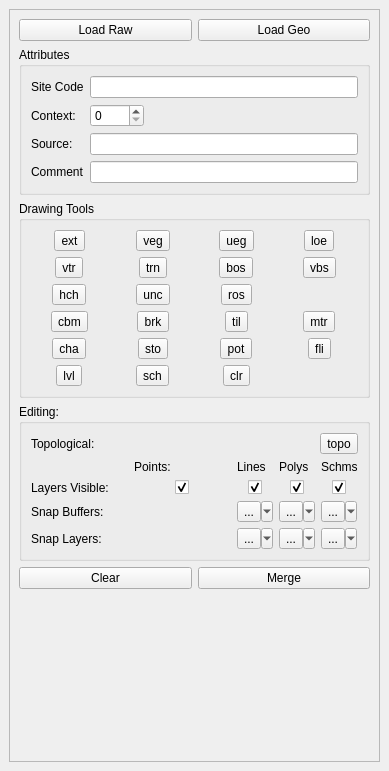
lparchaeology/ArkPlan, file plan/plan_dock_base.ui: the form before one commit.
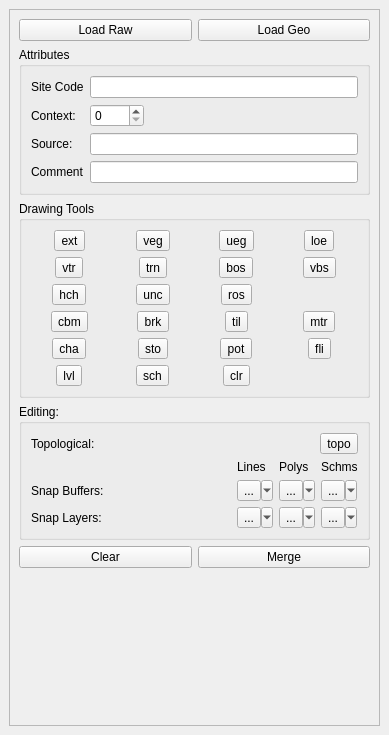
The form after the commit. Custom widgets are drawn as their Qt base class.

Commit message: Move layer switches from Plan Dock to Filter Dock

Patch:
```diff
--- a/plan/plan_dock_base.ui
+++ b/plan/plan_dock_base.ui
@@ -7,7 +7,7 @@
     <x>0</x>
     <y>0</y>
     <width>389</width>
-    <height>771</height>
+    <height>735</height>
    </rect>
   </property>
   <property name="sizePolicy">
@@ -19,7 +19,7 @@
   <property name="windowTitle">
    <string>ArkPlan</string>
   </property>
-  <widget class="QWidget" name="dockWidgetContents">
+  <widget class="QWidget" name="PlanDockContents">
    <layout class="QVBoxLayout" name="verticalLayout_4">
     <item>
      <widget class="QScrollArea" name="scrollArea">
@@ -41,7 +41,7 @@
          <x>0</x>
          <y>0</y>
          <width>363</width>
-         <height>719</height>
+         <height>683</height>
         </rect>
        </property>
        <layout class="QVBoxLayout" name="verticalLayout">
@@ -530,28 +530,60 @@
            </item>
            <item>
             <layout class="QGridLayout" name="gridLayout_3">
-             <item row="3" column="0">
-              <widget class="QLabel" name="label_2">
+             <item row="2" column="1">
+              <widget class="SnappingToolButton" name="m_snapLinesLayerTool">
                <property name="text">
-                <string>Snap Layers:</string>
+                <string>...</string>
                </property>
+               <property name="checkable">
+                <bool>true</bool>
+               </property>
+               <property name="popupMode">
+                <enum>QToolButton::MenuButtonPopup</enum>
+               </property>
               </widget>
              </item>
-             <item row="0" column="2">
+             <item row="0" column="3">
+              <widget class="QLabel" name="label_13">
+               <property name="text">
+                <string>Schms</string>
+               </property>
+              </widget>
+             </item>
+             <item row="0" column="1">
               <widget class="QLabel" name="label_11">
                <property name="text">
                 <string>Lines</string>
                </property>
               </widget>
              </item>
-             <item row="1" column="0">
-              <widget class="QLabel" name="label_4">
+             <item row="1" column="1">
+              <widget class="SnappingToolButton" name="m_snapLinesBufferTool">
                <property name="text">
-                <string>Layers Visible:</string>
+                <string>...</string>
                </property>
+               <property name="checkable">
+                <bool>true</bool>
+               </property>
+               <property name="popupMode">
+                <enum>QToolButton::MenuButtonPopup</enum>
+               </property>
               </widget>
              </item>
-             <item row="0" column="3">
+             <item row="1" column="2">
+              <widget class="SnappingToolButton" name="m_snapPolygonsBufferTool">
+               <property name="text">
+                <string>...</string>
+               </property>
+               <property name="checkable">
+                <bool>true</bool>
+               </property>
+               <property name="popupMode">
+                <enum>QToolButton::MenuButtonPopup</enum>
+               </property>
+              </widget>
+             </item>
+             <item row="0" column="2">
               <widget class="QLabel" name="label_12">
                <property name="text">
                 <string>Polys</string>
@@ -559,13 +591,20 @@
               </widget>
              </item>
              <item row="2" column="0">
+              <widget class="QLabel" name="label_2">
+               <property name="text">
+                <string>Snap Layers:</string>
+               </property>
+              </widget>
+             </item>
+             <item row="1" column="0">
               <widget class="QLabel" name="label">
                <property name="text">
                 <string>Snap Buffers:</string>
                </property>
               </widget>
              </item>
-             <item row="3" column="3">
+             <item row="2" column="2">
               <widget class="SnappingToolButton" name="m_snapPolygonsLayerTool">
                <property name="text">
                 <string>...</string>
@@ -579,78 +618,6 @@
               </widget>
              </item>
              <item row="2" column="3">
-              <widget class="SnappingToolButton" name="m_snapPolygonsBufferTool">
-               <property name="text">
-                <string>...</string>
-               </property>
-               <property name="checkable">
-                <bool>true</bool>
-               </property>
-               <property name="popupMode">
-                <enum>QToolButton::MenuButtonPopup</enum>
-               </property>
-              </widget>
-             </item>
-             <item row="1" column="3" alignment="Qt::AlignHCenter">
-              <widget class="QCheckBox" name="m_showPolygonsCheck">
-               <property name="toolTip">
-                <string>Show existing polygons</string>
-               </property>
-               <property name="text">
-                <string/>
-               </property>
-               <property name="checked">
-                <bool>true</bool>
-               </property>
-              </widget>
-             </item>
-             <item row="1" column="1" alignment="Qt::AlignHCenter">
-              <widget class="QCheckBox" name="m_showPointsCheck">
-               <property name="toolTip">
-                <string>Show existing levels</string>
-               </property>
-               <property name="text">
-                <string/>
-               </property>
-               <property name="checked">
-                <bool>true</bool>
-               </property>
-              </widget>
-             </item>
-             <item row="0" column="1">
-              <widget class="QLabel" name="label_8">
-               <property name="text">
-                <string>Points:</string>
-               </property>
-              </widget>
-             </item>
-             <item row="1" column="2" alignment="Qt::AlignHCenter">
-              <widget class="QCheckBox" name="m_showLinesCheck">
-               <property name="toolTip">
-                <string>Show existing lines</string>
-               </property>
-               <property name="text">
-                <string/>
-               </property>
-               <property name="checked">
-                <bool>true</bool>
-               </property>
-              </widget>
-             </item>
-             <item row="2" column="2">
-              <widget class="SnappingToolButton" name="m_snapLinesBufferTool">
-               <property name="text">
-                <string>...</string>
-               </property>
-               <property name="checkable">
-                <bool>true</bool>
-               </property>
-               <property name="popupMode">
-                <enum>QToolButton::MenuButtonPopup</enum>
-               </property>
-              </widget>
-             </item>
-             <item row="3" column="4">
               <widget class="SnappingToolButton" name="m_snapSchematicsLayerTool">
                <property name="text">
                 <string>...</string>
@@ -663,7 +630,7 @@
                </property>
               </widget>
              </item>
-             <item row="2" column="4">
+             <item row="1" column="3">
               <widget class="SnappingToolButton" name="m_snapSchematicsBufferTool">
                <property name="text">
                 <string>...</string>
@@ -676,39 +643,6 @@
                </property>
               </widget>
              </item>
-             <item row="0" column="4">
-              <widget class="QLabel" name="label_13">
-               <property name="text">
-                <string>Schms</string>
-               </property>
-              </widget>
-             </item>
-             <item row="3" column="2">
-              <widget class="SnappingToolButton" name="m_snapLinesLayerTool">
-               <property name="text">
-                <string>...</string>
-               </property>
-               <property name="checkable">
-                <bool>true</bool>
-               </property>
-               <property name="popupMode">
-                <enum>QToolButton::MenuButtonPopup</enum>
-               </property>
-              </widget>
-             </item>
-             <item row="1" column="4" alignment="Qt::AlignHCenter">
-              <widget class="QCheckBox" name="m_showSchematicsCheck">
-               <property name="toolTip">
-                <string>Show existing schematics</string>
-               </property>
-               <property name="text">
-                <string/>
-               </property>
-               <property name="checked">
-                <bool>true</bool>
-               </property>
-              </widget>
-             </item>
             </layout>
            </item>
           </layout>
```
The commit also changes 7 other files.
